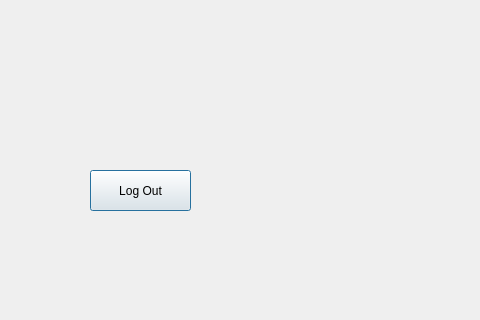
This is CinemaProject/welcomewindow.ui in yomnahisham/QT-Lab-Assignment1 as Qt 5 draws it before an edit; both pictures show x 0 to 480 and y 300 to 620 of the 796 by 620 pixel window. The edited form follows.
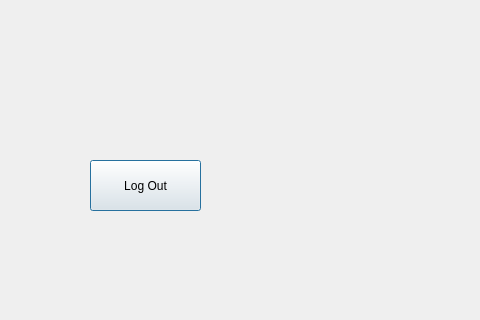
This is the edited form.

Commit message: Created event handler for Logout button

What changed in the file:
```diff
--- a/CinemaProject/welcomewindow.ui
+++ b/CinemaProject/welcomewindow.ui
@@ -30,9 +30,9 @@
    <property name="geometry">
     <rect>
      <x>90</x>
-     <y>470</y>
-     <width>101</width>
-     <height>41</height>
+     <y>460</y>
+     <width>111</width>
+     <height>51</height>
     </rect>
    </property>
    <property name="text">
```
The commit also changes 7 other files.
